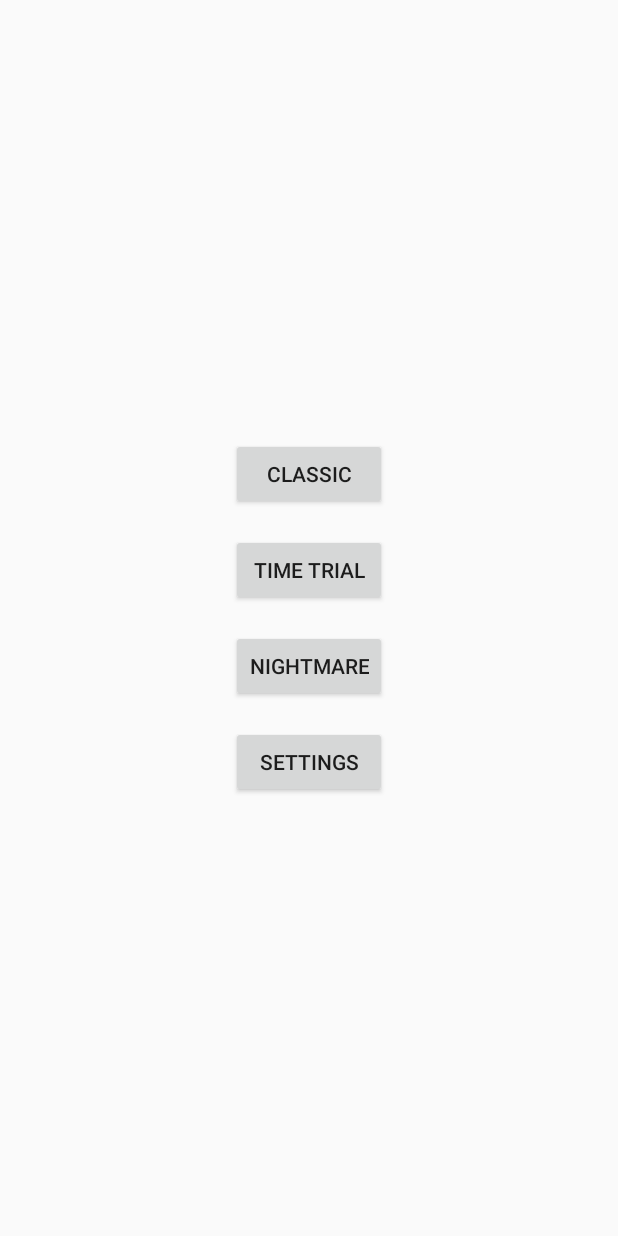
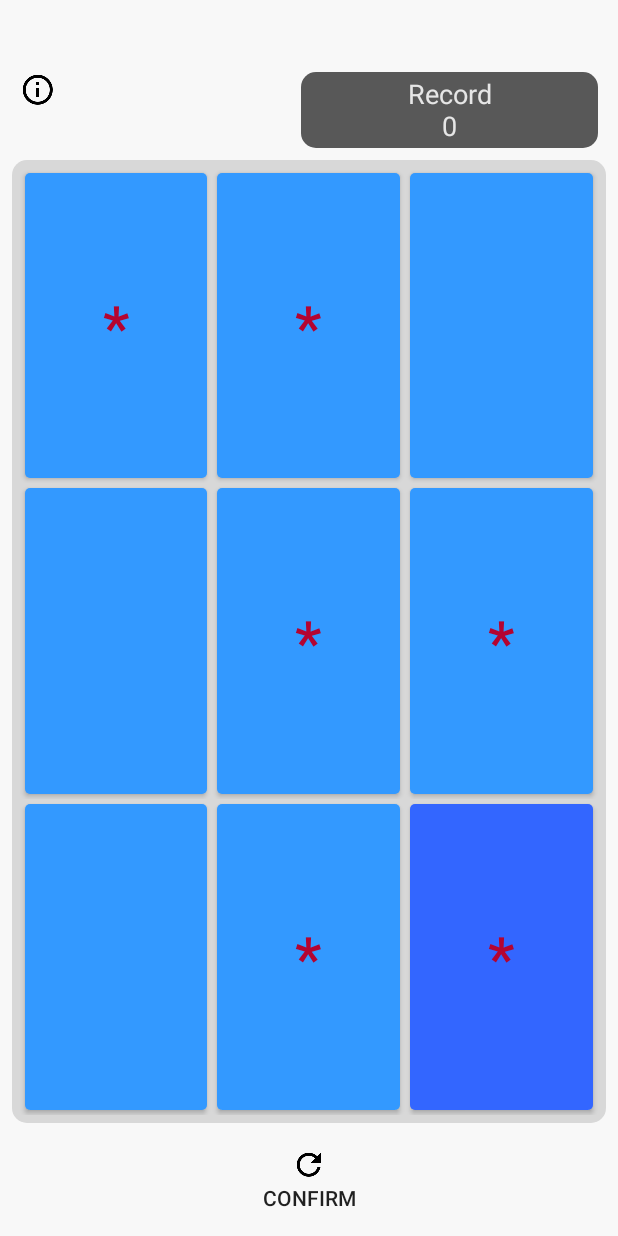
Before and after one commit to exspeed/flip9, an Android app: the screen it shows after launch (MainMenuActivity before the commit, NightmareModeActivity after it), after a tap on "NIGHTMARE", on a phone screen of 412 x 824 dp. Run offline under Robolectric (Android 15) with nearby library versions, the light colour scheme and no system bars.

Commit message:
Almost got nightmare mode working

```diff
--- a/app/src/main/AndroidManifest.xml
+++ b/app/src/main/AndroidManifest.xml
@@ -39,6 +39,11 @@
             android:name=".TimeTrialActivity"
             android:label="@string/title_activity_time_trial" >
         </activity>
+        <activity
+            android:screenOrientation="portrait"
+            android:name=".NightmareModeActivity"
+            android:label="@string/nightmare" >
+        </activity>
     </application>
 
 </manifest>
--- a/app/src/main/java/com/labrats/android/flip9/FlipData.java
+++ b/app/src/main/java/com/labrats/android/flip9/FlipData.java
@@ -68,8 +68,8 @@ public class FlipData {
 		return mId;
 	}
 
-	public int getStart() {
-		return mStart;
+	public void setStart(int newState) {
+                mStart = newState;
 	}
 
 	public int getBestScore() {
@@ -109,14 +109,22 @@ public class FlipData {
 		mCurrentState = getBitmask(index) ^ mCurrentState;
 	}
 
+    public void flipOneTile(int index){
+        int i = 1;
+        i <<= index;
+        mCurrentState = mCurrentState ^ i;
+    }
+
 	public void restart() {
 		mCurrentState = mStart;
 	}
 
+    // num [0-9)
 	public static int getBitmask(int num) {
 		if (num >= 0 && num < masks.length)
 			return masks[num];
 		return 0;
 	}
 
+
 }
--- a/app/src/main/java/com/labrats/android/flip9/MainMenuFragment.java
+++ b/app/src/main/java/com/labrats/android/flip9/MainMenuFragment.java
@@ -54,8 +54,8 @@ public class MainMenuFragment extends Fragment {
 			@Override
 			public void onClick(View v) {
 				// TODO Auto-generated method stub
-				Log.e("Hi", "Nightmare Menu");
-
+				Intent i = new Intent(getActivity(), NightmareModeActivity.class);
+				startActivity(i);
 			}
 		});
 		//Listener for settings
--- /dev/null
+++ b/app/src/main/java/com/labrats/android/flip9/NightmareModeActivity.java
@@ -0,0 +1,16 @@
+package com.labrats.android.flip9;
+
+
+import android.support.v4.app.Fragment;
+
+
+public class NightmareModeActivity extends SingleFragmentActivity {
+
+    @Override
+    protected Fragment createFragment() {
+
+        return new NightmareModeFragment();
+    }
+
+
+}
--- /dev/null
+++ b/app/src/main/java/com/labrats/android/flip9/NightmareModeFragment.java
@@ -0,0 +1,324 @@
+package com.labrats.android.flip9;
+
+import android.graphics.Rect;
+import android.graphics.drawable.GradientDrawable;
+import android.media.MediaPlayer;
+import android.os.Bundle;
+import android.support.v4.app.Fragment;
+import android.view.Gravity;
+import android.view.LayoutInflater;
+import android.view.MotionEvent;
+import android.view.View;
+import android.view.ViewGroup;
+import android.view.animation.Animation;
+import android.view.animation.AnimationUtils;
+import android.widget.Button;
+import android.widget.ImageButton;
+import android.widget.PopupWindow;
+import android.widget.TableLayout;
+import android.widget.TableRow;
+import android.widget.TextView;
+import android.widget.Toast;
+
+import java.util.Random;
+
+/**
+ * Created by Jackie on 3/28/2015.
+ */
+public class NightmareModeFragment extends Fragment {
+    private final int TOTALPUZZLE = 511;
+    private FlipData mFlipData;
+    private Button mTileButtons[] = new Button[9];
+    private TextView mCurrentScore;
+    private ImageButton mInfoButton;
+    private Button mConfirmButton;
+    private MediaPlayer mSoundEffect;
+    private String mCurrentString;
+    private int mScore = 0;
+    private Animation mVerticalIn;
+    private Animation mVerticalOut;
+    private Random rand;
+    private int answer;
+
+    public View onCreateView(LayoutInflater inflater, ViewGroup container,
+                             Bundle savedInstanceState) {
+        super.onCreateView(inflater, container, savedInstanceState);
+        View v = inflater.inflate(R.layout.activity_nightmare_mode, container,
+                false);
+
+        TableLayout tableLayout = (TableLayout) v
+                .findViewById(R.id.tablelayout_buttons);
+        // if the layout were to change, this will crash
+        int index = 0;
+        for (int i = 0; i < 3; i++) {
+            TableRow tableRow = (TableRow) tableLayout.getChildAt(i);
+            for (int j = 0; j < tableRow.getChildCount(); j++) {
+                mTileButtons[index] = (Button) tableRow.getChildAt(j);
+                mTileButtons[index]
+                        .setOnTouchListener(new TileListener2(index));
+
+                index++;
+            }
+
+        }
+        rand = new Random();
+        mFlipData = new FlipData(0);
+        initialize();
+        initializeAnimation();
+
+        mCurrentScore = (TextView) v.findViewById(R.id.bestView);
+        mCurrentString = mCurrentScore.getText().toString() + "\n";
+        mCurrentScore.setText(mCurrentString + mScore);
+
+        mInfoButton = (ImageButton) v.findViewById(R.id.infoButton);
+        mInfoButton.setOnClickListener(new View.OnClickListener() {
+
+            @Override
+            public void onClick(View v) {
+                PopupWindow infoPopUp = new PopupWindow(getActivity());
+                TextView textW = new TextView(getActivity());
+                ViewGroup.LayoutParams layout = new ViewGroup.LayoutParams(
+                        ViewGroup.LayoutParams.MATCH_PARENT, ViewGroup.LayoutParams.WRAP_CONTENT);
+                textW.setLayoutParams(layout);
+                textW.setTextColor(-1);
+                textW.setTextSize(16);
+                textW.setText("To play this game, tap on a tile. The one you tap and the adjacent ones will change colors. "
+                        + "The goal of the game is to make it all the same color");
+                infoPopUp.setContentView(textW);
+                infoPopUp.setWidth(800);
+                infoPopUp.setHeight(300);
+                infoPopUp.showAtLocation(mInfoButton,
+                        Gravity.CENTER_HORIZONTAL, 25, 25);
+                // To close, Tap outside the box
+                infoPopUp.setFocusable(true);
+                infoPopUp.update();
+            }
+        });
+
+
+
+        mConfirmButton = (Button) v.findViewById(R.id.Confirm);
+        mConfirmButton.setOnClickListener(new View.OnClickListener() {
+
+            @Override
+            public void onClick(View v) {
+                comfirm();
+            }
+        });
+
+        return v;
+
+    }
+
+    /*
+     * Used William J. Francis scale animation tutorial as reference for code
+     * below http://www.techrepublic.com/blog/software-engineer/
+     * use-androids-scale-animation-to-simulate-a-3d-flip/
+     */
+    private void initializeAnimation() {
+        mVerticalOut = AnimationUtils.loadAnimation(getActivity(),
+                R.anim.flip_vertical_out);
+        mVerticalIn = AnimationUtils.loadAnimation(getActivity(),
+                R.anim.flip_vertical_in);
+
+        mVerticalIn.setAnimationListener(new Animation.AnimationListener() {
+
+            @Override
+            public void onAnimationStart(Animation animation) {
+            }
+
+            @Override
+            public void onAnimationRepeat(Animation animation) {
+            }
+
+            @Override
+            public void onAnimationEnd(Animation animation) {
+                updateChange();
+                startAnimation(touchedTile, mVerticalOut);
+            }
+        });
+    }
+
+    //Very dependant on this guy
+    int touchedTile = 0;
+
+    private void startAnimation(int index, Animation anim) {
+        mTileButtons[index].startAnimation(anim);
+        touchedTile = index;
+
+    }
+
+    private void comfirm(){
+
+        // ???
+        for (Button tile : mTileButtons) {
+            if (tile.isEnabled() == false)
+                tile.setEnabled(true);
+            tile.setText("");
+        }
+        if (mFlipData.getCurrentState() == answer){
+            mScore++;
+            mCurrentScore.setText(mCurrentString + mScore);
+            initialize();
+           }
+       updateChange();
+    }
+
+
+    private void initialize() {
+        // find FlipData that corresponds to the puzzle
+        int puzzle = rand.nextInt(TOTALPUZZLE);
+
+        mFlipData.setStart(puzzle);
+        answer = puzzle;
+
+        int redStar = rand.nextInt(TOTALPUZZLE -1) + 1;
+        for (int i = 0; i < mTileButtons.length; i++){
+            int bitPosition = 1;
+            bitPosition <<= i;
+            if ((redStar & bitPosition) != 0){
+                mTileButtons[i].setText("*");
+                answer = answer ^ mFlipData.getBitmask(i);
+            }
+        }
+
+
+
+
+        // in case the user goes back to the same level
+        // and currentState was saved, restart() prevents cheating
+        mFlipData.restart();
+        updateChange();
+    }
+
+    @Override
+    public void onPause() {
+        super.onPause();
+        if (mSoundEffect != null) {
+            mSoundEffect.release();
+            mSoundEffect = null;
+        }
+    }
+
+    private void updateChange() {
+
+        int temp = mFlipData.getCurrentState();
+        for (int i = 0; i < 9; i++) {
+            // reset highlighted buttons
+            mTileButtons[i].setPressed(false);
+            if ((temp & 1) == 1)
+                mTileButtons[i]
+                        .setBackgroundResource(R.drawable.tile_start_state);
+            else {
+                mTileButtons[i]
+                        .setBackgroundResource(R.drawable.tile_end_state_normal);
+                GradientDrawable background = (GradientDrawable) mTileButtons[i]
+                        .getBackground();
+                background.mutate();
+                background.setColor(UserData.get(getActivity()).getColor());
+
+            }
+            temp >>= 1;
+        }
+    }
+
+    private void checkCompleted() {
+        if (mFlipData.getCurrentState() == 0) {
+            mScore += 1;
+            mCurrentScore.setText(mCurrentString + mScore);
+            int puzzle = rand.nextInt(TOTALPUZZLE);
+            mFlipData = new FlipData(puzzle);
+            updateChange();
+        }
+    }
+
+
+
+    private class TileListener2 implements View.OnTouchListener {
+
+        private final int POSITION;
+        private Rect rect;
+        private boolean cancel = false;
+
+        public TileListener2(int index) {
+            this.POSITION = index;
+
+        }
+
+        /*
+         * Learn how to detect cancel action
+         * http://stackoverflow.com/questions/6410200/
+         * android-how-to-detect-if-use-touches-and-drags-out-of-button-region
+         */
+        @Override
+        public boolean onTouch(View v, MotionEvent event) {
+
+            switch (event.getAction() & MotionEvent.ACTION_MASK) {
+
+                case MotionEvent.ACTION_DOWN:
+                    //highlightTile();
+                    rect = new Rect(mTileButtons[POSITION].getLeft(),
+                            mTileButtons[POSITION].getTop(),
+                            mTileButtons[POSITION].getRight(),
+                            mTileButtons[POSITION].getBottom());
+                    break;
+
+                case MotionEvent.ACTION_MOVE:
+                    if (!rect.contains(v.getLeft() + (int) event.getX(), v.getTop()
+                            + (int) event.getY())) {
+                        updateChange();
+                        cancel = true;
+                    }
+                    break;
+                case MotionEvent.ACTION_UP:
+                    if (!cancel) {
+                        playSound();
+                        mFlipData.flipOneTile(POSITION);
+                        startAnimation(POSITION, mVerticalIn);
+
+                        checkCompleted();
+
+                    }
+                    cancel = false;
+                    break;
+
+                default:
+
+            }
+            return true;
+        }
+
+        private void highlightTile() {
+            int mask = FlipData.getBitmask(POSITION);
+            for (int i = 0; i < 9; i++) {
+                if ((mask & 1) == 1)
+                   // mTileButtons[i].setPressed(true);
+                mask >>= 1;
+            }
+        }
+
+        private void playSound() {
+            if (mSoundEffect == null) {
+                mSoundEffect = MediaPlayer.create(getActivity(), R.raw.mouse1);
+            }
+            mSoundEffect.setOnCompletionListener(new MediaPlayer.OnCompletionListener() {
+                @Override
+                public void onCompletion(MediaPlayer mp) {
+					/*
+					 * if(mp == mSoundEffect){ mSoundEffect.start(); }
+					 */
+
+                    if (mSoundEffect != null) {
+                        mSoundEffect.reset();
+                        mSoundEffect.release();
+
+                        mSoundEffect = null;
+                    }
+
+                }
+            });
+            mSoundEffect.start();
+        }
+
+    }
+}
--- /dev/null
+++ b/app/src/main/res/layout/activity_nightmare_mode.xml
@@ -0,0 +1,128 @@
+<?xml version="1.0" encoding="utf-8"?>
+<TableLayout xmlns:android="http://schemas.android.com/apk/res/android"
+    android:id="@+id/fragment_flip_nine_tableLayout"
+    android:layout_width="match_parent"
+    android:layout_height="match_parent"
+    android:background="#F8F8F8"
+    android:stretchColumns="*" >
+
+    <LinearLayout android:padding="16dp" >
+    </LinearLayout>
+
+    <LinearLayout
+        android:layout_width="match_parent"
+        android:layout_height="wrap_content"
+        android:layout_marginLeft="8dp"
+        android:layout_marginRight="8dp"
+        android:gravity="end"
+        android:orientation="horizontal"
+        android:paddingBottom="8dp"
+        android:paddingTop="16dp" >
+
+        <ImageButton
+            android:id="@+id/infoButton"
+            style="?android:attr/borderlessButtonStyle"
+            android:layout_width="24dp"
+            android:layout_height="24dp"
+            android:layout_gravity="start|top"
+            android:layout_marginLeft="5dp"
+            android:background="@drawable/info"
+            android:padding="3dp" />
+
+        <TextView
+            android:id="@+id/WhatToClick"
+            android:layout_width="0dp"
+            android:layout_height="wrap_content"
+            android:layout_weight="0.83"
+            android:gravity="center"
+            android:padding="8dp"
+            android:textAppearance="?android:attr/textAppearanceLarge"
+            android:textColor="#585858"
+            android:textSize="25sp"
+            android:textStyle="bold"
+            android:typeface="sans" />
+
+        <TextView
+            android:id="@+id/bestView"
+            style="?android:attr/borderlessButtonStyle"
+            android:layout_width="0dp"
+            android:layout_height="match_parent"
+            android:layout_marginRight="5dp"
+            android:layout_weight="1"
+            android:background="@drawable/gray_rectangle"
+            android:text="@string/record"
+            android:textAppearance="?android:attr/textAppearanceMedium"
+            android:textColor="#E6E6E6"
+            android:typeface="sans" />
+    </LinearLayout>
+
+    <TableLayout
+        android:id="@+id/tablelayout_buttons"
+        android:layout_width="match_parent"
+        android:layout_height="0dp"
+        android:layout_marginLeft="8dp"
+        android:layout_marginRight="8dp"
+        android:layout_weight="1"
+        android:background="@drawable/light_gray_rectangle"
+        android:padding="5dp" >
+
+        <TableRow
+            android:id="@+id/tableRow1"
+            android:layout_width="match_parent"
+            android:layout_height="0dp"
+            android:layout_weight="1" >
+
+            <Button style="@style/CoolButton" />
+
+            <Button style="@style/CoolButton" />
+
+            <Button style="@style/CoolButton" />
+        </TableRow>
+
+        <TableRow
+            android:id="@+id/tableRow2"
+            android:layout_width="match_parent"
+            android:layout_height="0dp"
+            android:layout_weight="1" >
+
+            <Button style="@style/CoolButton" />
+
+            <Button style="@style/CoolButton" />
+
+            <Button style="@style/CoolButton" />
+        </TableRow>
+
+        <TableRow
+            android:id="@+id/tableRow3"
+            android:layout_width="match_parent"
+            android:layout_height="0dp"
+            android:layout_weight="1" >
+
+            <Button style="@style/CoolButton" />
+
+            <Button style="@style/CoolButton" />
+
+            <Button style="@style/CoolButton" />
+        </TableRow>
+    </TableLayout>
+
+    <LinearLayout
+        android:layout_width="match_parent"
+        android:layout_height="wrap_content"
+        android:gravity="center"
+        android:paddingBottom="8dp"
+        android:paddingTop="8dp" >
+
+        <Button
+            android:id="@+id/Confirm"
+            style="?android:attr/borderlessButtonStyle"
+            android:layout_width="0dp"
+            android:layout_height="wrap_content"
+            android:layout_weight="1"
+            android:drawableTop="@drawable/restart"
+            android:paddingBottom="8dp"
+            android:paddingTop="8dp"
+            android:text="@string/confirm" />
+    </LinearLayout>
+
+</TableLayout>
--- a/app/src/main/res/values/strings.xml
+++ b/app/src/main/res/values/strings.xml
@@ -15,5 +15,6 @@
     <string name="nightmare">Nightmare</string>
     <string name="setting">Settings</string>
     <string name="title_activity_time_trial">TimeTrialActivity</string>
+    <string name="confirm">Confirm</string>
 
 </resources>
```
Also changed, not shown: app/src/main/java/com/labrats/android/flip9/TimeTrialActivity.java (indentation only), 1 other file.
